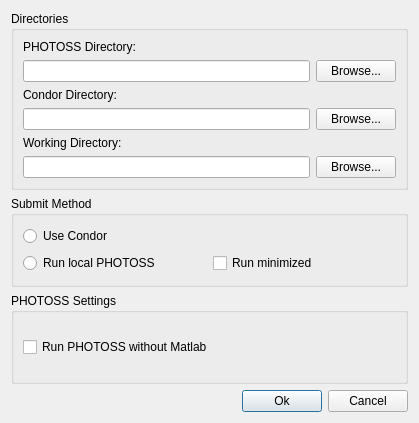
The window that src/PQueue/SettingsDialog.ui (lucksus/PJob) describes before a commit, drawn with Qt 5.
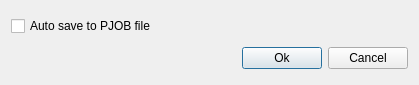
The same window after the commit. Icons and pictures are not drawn.

Commit message: Settings refactored. Trashed old stuff. Auto save added.

```diff
--- a/src/PQueue/SettingsDialog.ui
+++ b/src/PQueue/SettingsDialog.ui
@@ -7,7 +7,7 @@
     <x>0</x>
     <y>0</y>
     <width>419</width>
-    <height>423</height>
+    <height>85</height>
    </rect>
   </property>
   <property name="windowTitle">
@@ -17,127 +17,12 @@
    <iconset>
     <normaloff>:/PQueue/Resources/icon32.png</normaloff>:/PQueue/Resources/icon32.png</iconset>
   </property>
-  <layout class="QVBoxLayout" name="verticalLayout_4">
+  <layout class="QVBoxLayout" name="verticalLayout">
    <item>
-    <widget class="QGroupBox" name="groupBox">
-     <property name="title">
-      <string>Directories</string>
+    <widget class="QCheckBox" name="autoSaveToPjob">
+     <property name="text">
+      <string>Auto save to PJOB file</string>
      </property>
-     <layout class="QVBoxLayout" name="verticalLayout">
-      <item>
-       <widget class="QLabel" name="label">
-        <property name="text">
-         <string>PHOTOSS Directory:</string>
-        </property>
-       </widget>
-      </item>
-      <item>
-       <layout class="QHBoxLayout" name="horizontalLayout">
-        <item>
-         <widget class="QLineEdit" name="photossDirectory"/>
-        </item>
-        <item>
-         <widget class="QPushButton" name="photossDirectoryBrowseButton">
-          <property name="text">
-           <string>Browse...</string>
-          </property>
-         </widget>
-        </item>
-       </layout>
-      </item>
-      <item>
-       <widget class="QLabel" name="label_2">
-        <property name="text">
-         <string>Condor Directory:</string>
-        </property>
-       </widget>
-      </item>
-      <item>
-       <layout class="QHBoxLayout" name="horizontalLayout_2">
-        <item>
-         <widget class="QLineEdit" name="condorDirectory"/>
-        </item>
-        <item>
-         <widget class="QPushButton" name="condorDirectoryBrowseButton">
-          <property name="text">
-           <string>Browse...</string>
-          </property>
-         </widget>
-        </item>
-       </layout>
-      </item>
-      <item>
-       <widget class="QLabel" name="label_3">
-        <property name="text">
-         <string>Working Directory:</string>
-        </property>
-       </widget>
-      </item>
-      <item>
-       <layout class="QHBoxLayout" name="horizontalLayout_3">
-        <item>
-         <widget class="QLineEdit" name="workingDirectory"/>
-        </item>
-        <item>
-         <widget class="QPushButton" name="workingDirectoryBrowseButton">
-          <property name="text">
-           <string>Browse...</string>
-          </property>
-         </widget>
-        </item>
-       </layout>
-      </item>
-     </layout>
-    </widget>
-   </item>
-   <item>
-    <widget class="QGroupBox" name="groupBox_2">
-     <property name="title">
-      <string>Submit Method</string>
-     </property>
-     <layout class="QVBoxLayout" name="verticalLayout_2">
-      <item>
-       <widget class="QRadioButton" name="useCondor">
-        <property name="text">
-         <string>Use Condor</string>
-        </property>
-       </widget>
-      </item>
-      <item>
-       <layout class="QHBoxLayout" name="horizontalLayout_5">
-        <item>
-         <widget class="QRadioButton" name="startLocalPhotoss">
-          <property name="text">
-           <string>Run local PHOTOSS</string>
-          </property>
-         </widget>
-        </item>
-        <item>
-         <widget class="QCheckBox" name="runMinimized">
-          <property name="text">
-           <string>Run minimized</string>
-          </property>
-         </widget>
-        </item>
-       </layout>
-      </item>
-     </layout>
-    </widget>
-   </item>
-   <item>
-    <widget class="QGroupBox" name="groupBox_3">
-     <property name="title">
-      <string>PHOTOSS Settings</string>
-     </property>
-     <layout class="QVBoxLayout" name="verticalLayout_3">
-      <item>
-       <widget class="QCheckBox" name="startPhotossWithoutMatlab">
-        <property name="text">
-         <string>Run PHOTOSS without Matlab</string>
-        </property>
-       </widget>
-      </item>
-     </layout>
     </widget>
    </item>
    <item>
```
Left out of the diff: 20 changed lines with no effect on the pictures. The commit also changes 8 other files.
